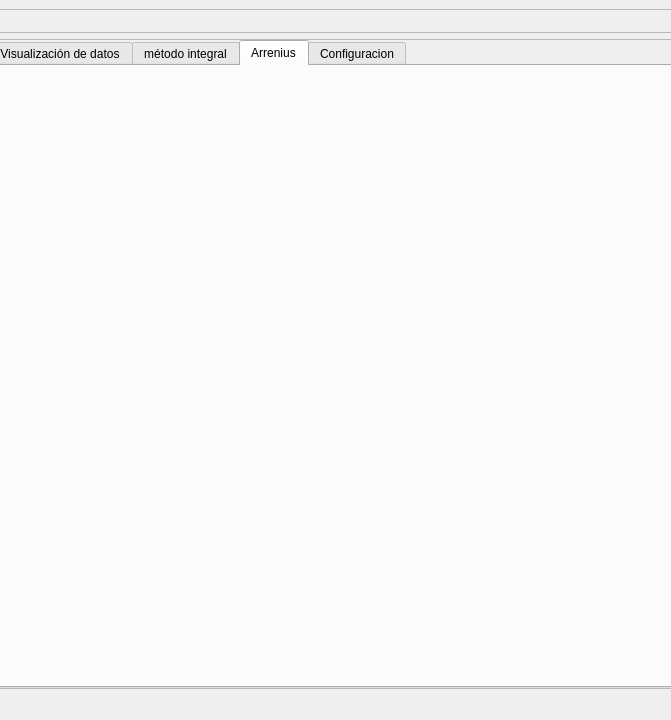
The window that GUI/dashboard_v2.ui (JuandresPUCE/tesis_pyqt_sqlite) describes before a commit, drawn with Qt 5; both pictures show x 272 to 943 and y 0 to 720 of the 1024 by 720 pixel window.
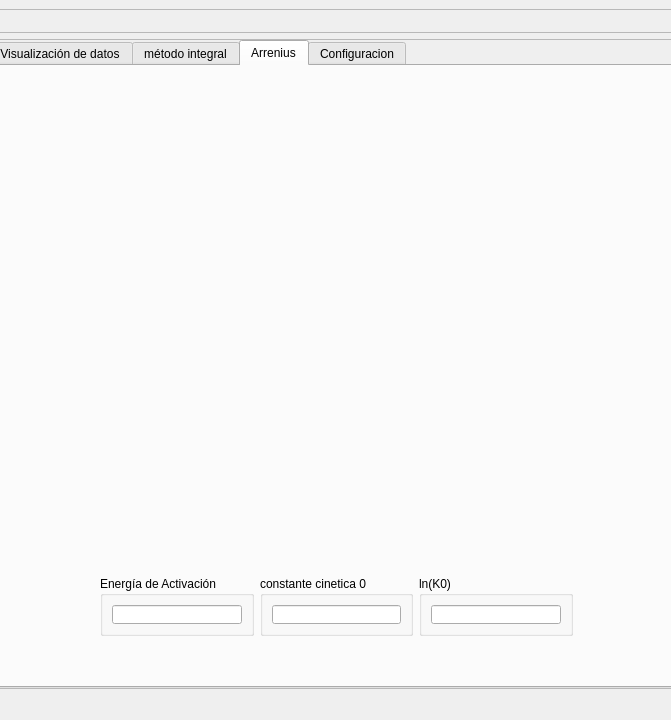
The same window after the commit. The open tabs and pages were chosen to show the change.

```diff
--- a/GUI/dashboard_v2.ui
+++ b/GUI/dashboard_v2.ui
@@ -1395,10 +1395,10 @@
              <widget class="QWidget" name="verticalLayoutWidget">
               <property name="geometry">
                <rect>
-                <x>90</x>
-                <y>40</y>
-                <width>511</width>
-                <height>161</height>
+                <x>20</x>
+                <y>10</y>
+                <width>701</width>
+                <height>291</height>
                </rect>
               </property>
               <layout class="QVBoxLayout" name="vista_grafico"/>
@@ -1407,13 +1407,118 @@
               <property name="geometry">
                <rect>
                 <x>90</x>
-                <y>270</y>
+                <y>310</y>
                 <width>511</width>
                 <height>161</height>
                </rect>
               </property>
               <layout class="QVBoxLayout" name="vista_tabla_df"/>
              </widget>
+             <widget class="QWidget" name="">
+              <property name="geometry">
+               <rect>
+                <x>110</x>
+                <y>510</y>
+                <width>473</width>
+                <height>60</height>
+               </rect>
+              </property>
+              <layout class="QHBoxLayout" name="horizontalLayout_16">
+               <item>
+                <widget class="QGroupBox" name="groupBox_13">
+                 <property name="title">
+                  <string>Energía de Activación</string>
+                 </property>
+                 <layout class="QHBoxLayout" name="horizontalLayout_13">
+                  <item>
+                   <widget class="QLineEdit" name="ea_r_final">
+                    <property name="tabletTracking">
+                     <bool>false</bool>
+                    </property>
+                    <property name="contextMenuPolicy">
+                     <enum>Qt::DefaultContextMenu</enum>
+                    </property>
+                    <property name="toolTip">
+                     <string extracomment="comentario aquí"/>
+                    </property>
+                    <property name="statusTip">
+                     <string extracomment="cometario 2 aquí"/>
+                    </property>
+                    <property name="whatsThis">
+                     <string extracomment="cometario 3 aquí"/>
+                    </property>
+                    <property name="text">
+                     <string/>
+                    </property>
+                   </widget>
+                  </item>
+                 </layout>
+                </widget>
+               </item>
+               <item>
+                <widget class="QGroupBox" name="groupBox_14">
+                 <property name="title">
+                  <string>constante cinetica 0</string>
+                 </property>
+                 <layout class="QHBoxLayout" name="horizontalLayout_14">
+                  <item>
+                   <widget class="QLineEdit" name="k_0_calculado">
+                    <property name="tabletTracking">
+                     <bool>false</bool>
+                    </property>
+                    <property name="contextMenuPolicy">
+                     <enum>Qt::DefaultContextMenu</enum>
+                    </property>
+                    <property name="toolTip">
+                     <string extracomment="comentario aquí"/>
+                    </property>
+                    <property name="statusTip">
+                     <string extracomment="cometario 2 aquí"/>
+                    </property>
+                    <property name="whatsThis">
+                     <string extracomment="cometario 3 aquí"/>
+                    </property>
+                    <property name="text">
+                     <string/>
+                    </property>
+                   </widget>
+                  </item>
+                 </layout>
+                </widget>
+               </item>
+               <item>
+                <widget class="QGroupBox" name="groupBox_15">
+                 <property name="title">
+                  <string>ln(K0)</string>
+                 </property>
+                 <layout class="QHBoxLayout" name="horizontalLayout_15">
+                  <item>
+                   <widget class="QLineEdit" name="ln_k_0_calculado">
+                    <property name="tabletTracking">
+                     <bool>false</bool>
+                    </property>
+                    <property name="contextMenuPolicy">
+                     <enum>Qt::DefaultContextMenu</enum>
+                    </property>
+                    <property name="toolTip">
+                     <string extracomment="comentario aquí"/>
+                    </property>
+                    <property name="statusTip">
+                     <string extracomment="cometario 2 aquí"/>
+                    </property>
+                    <property name="whatsThis">
+                     <string extracomment="cometario 3 aquí"/>
+                    </property>
+                    <property name="text">
+                     <string/>
+                    </property>
+                   </widget>
+                  </item>
+                 </layout>
+                </widget>
+               </item>
+              </layout>
+             </widget>
             </widget>
             <widget class="QWidget" name="tab_3">
              <attribute name="title">
```
Left out of the diff: 65 changed lines with no effect on the pictures.
